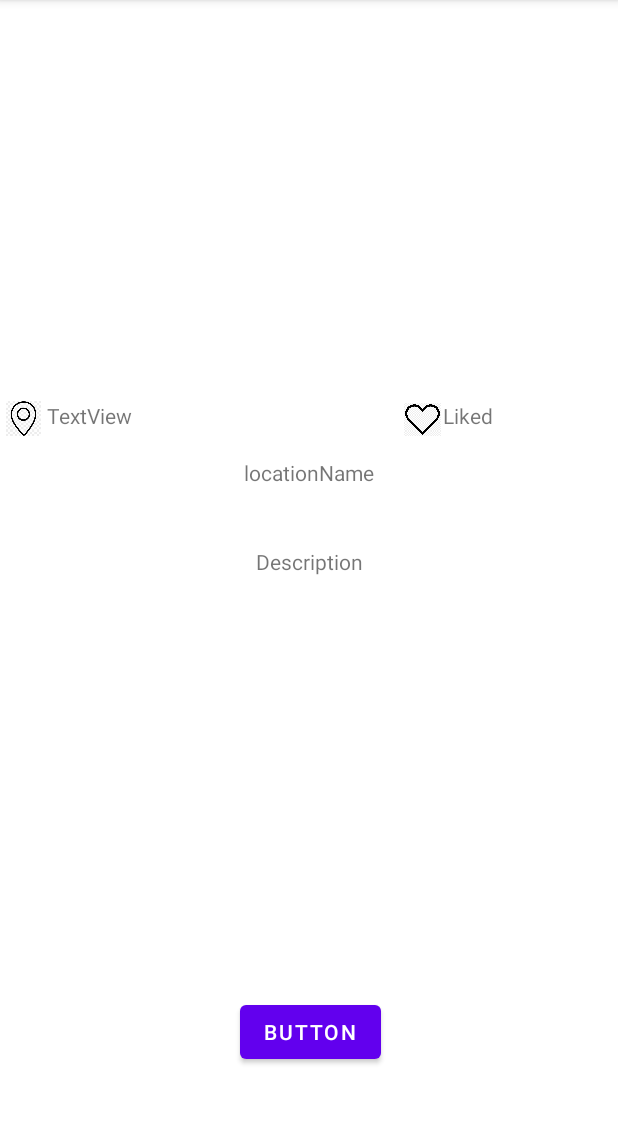
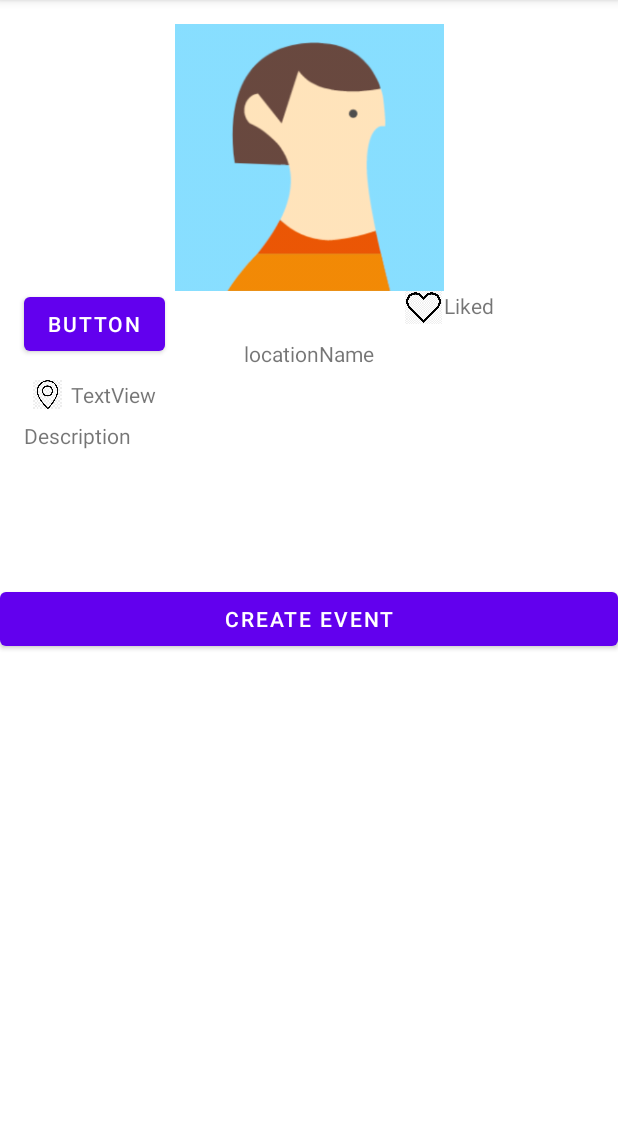
Before and after one commit to niejiayi1998/GoFun, an Android app: the LocationDetailActivity screen opened directly, with no data from a screen before it, on a phone screen of 412 x 824 dp, the part 84-1208 px from its top. Run offline under Robolectric (Android 15) with nearby library versions, the phone set to English and light mode, and no system bars; our stand-ins replace Firebase (no records; nobody signed in at launch, a user with empty details on screens opened directly); 1 statement that could not run was skipped.

Commit message:
Updated Location Detail Activity with firebase

```diff
--- a/app/src/main/java/edu/neu/madcourse/numad22su_team11/LocationDetailActivity.java
+++ b/app/src/main/java/edu/neu/madcourse/numad22su_team11/LocationDetailActivity.java
@@ -30,15 +30,22 @@ import edu.neu.madcourse.numad22su_team11.Model.Location;
 public class LocationDetailActivity extends AppCompatActivity {
 
     private RecyclerView recyclerView;
-    private ImageView locationImg;
-    private TextView locationName;
-    private TextView locationDescription;
-    private TextView locationAddress;
+    private String locationImgUrl;
+    private ImageView iv_locationImg;
+    private String locationName;
+    private TextView tv_locationName;
+    private String locationDescription;
+    private TextView tv_locationDescription;
+    private String locationAddress;
+    private TextView tv_locationAddress;
+    private int locationLiked;
+    private TextView tv_num_liked;
     private String locationId;
     private List<Event> eventList;
 
     FirebaseUser firebaseUser;
-    DatabaseReference databaseReferencer;
+    DatabaseReference eventDatabaseReference;
+    DatabaseReference locationDatabaseReference;
     EventAdapter eventAdapter;
 
     @Override
@@ -49,9 +56,50 @@ public class LocationDetailActivity extends AppCompatActivity {
         recyclerView.setHasFixedSize(true);
         recyclerView.setLayoutManager(new LinearLayoutManager(this));
 
-//        firebaseUser = FirebaseAuth.getInstance().getCurrentUser();
-//        databaseReferencer = FirebaseDatabase.getInstance().getReference("Events");
-//        databaseReferencer.addValueEventListener(new ValueEventListener() {
+        iv_locationImg = findViewById(R.id.iv_location_img);
+        tv_locationName = findViewById(R.id.tv_location_name);
+        tv_locationDescription = findViewById(R.id.tv_description);
+        tv_locationAddress = findViewById(R.id.tv_address);
+        tv_num_liked = findViewById(R.id.tv_num_like);
+
+
+        Bundle bundle = getIntent().getExtras();
+        locationId = bundle.getString("locationId");
+
+        firebaseUser = FirebaseAuth.getInstance().getCurrentUser();
+        locationDatabaseReference = FirebaseDatabase.getInstance().getReference("Locations");
+        locationDatabaseReference.addValueEventListener(new ValueEventListener() {
+            @Override
+            public void onDataChange(@NonNull DataSnapshot snapshot) {
+                for (DataSnapshot dataSnapshot: snapshot.getChildren()){
+                    Location location = dataSnapshot.getValue(Location.class);
+                    if (location.getLocationId().equals(locationId)){
+                        locationName = location.getName();
+                        locationImgUrl = location.getImgUrl();
+                        locationAddress = location.getAddress();
+                        locationDescription = location.getDescription();
+                        locationLiked = location.getNumOfLike();
+                        tv_locationName.setText(locationName);
+                        tv_locationDescription.setText(locationDescription);
+                        tv_locationAddress.setText(locationAddress);
+                        tv_num_liked.setText(String.valueOf(locationLiked));
+                    }
+                }
+            }
+
+            @Override
+            public void onCancelled(@NonNull DatabaseError error) {
+
+            }
+        });
+
+//    tv_locationName.setText(locationName);
+//    tv_locationDescription.setText(locationDescription);
+//    tv_locationAddress.setText(locationAddress);
+//    tv_num_liked.setText(locationLiked);
+
+//        eventDatabaseReference = FirebaseDatabase.getInstance().getReference("Events");
+//        eventDatabaseReference.addValueEventListener(new ValueEventListener() {
 //            @Override
 //            public void onDataChange(@NonNull DataSnapshot snapshot) {
 //                eventList.clear();
--- a/app/src/main/java/edu/neu/madcourse/numad22su_team11/MainSearchActivity.java
+++ b/app/src/main/java/edu/neu/madcourse/numad22su_team11/MainSearchActivity.java
@@ -10,6 +10,7 @@ import android.content.pm.PackageManager;
 import android.location.Address;
 import android.location.Geocoder;
 import android.location.Location;
+//import android.location.LocationRequest;
 import android.os.Bundle;
 import android.os.Looper;
 import android.view.View;
--- a/app/src/main/res/layout/activity_location_detail.xml
+++ b/app/src/main/res/layout/activity_location_detail.xml
@@ -10,8 +10,8 @@
         android:id="@+id/button2"
         android:layout_width="wrap_content"
         android:layout_height="wrap_content"
-        android:layout_marginStart="160dp"
-        android:layout_marginBottom="56dp"
+        android:layout_marginStart="16dp"
+        android:layout_marginBottom="528dp"
         android:onClick="onClick"
         android:text="Button"
         app:layout_constraintBottom_toBottomOf="parent"
@@ -19,57 +19,57 @@
 
     <ImageView
         android:id="@+id/iv_location_img"
-        android:layout_width="265dp"
-        android:layout_height="251dp"
+        android:layout_width="179dp"
+        android:layout_height="178dp"
         android:layout_marginTop="16dp"
         android:layout_marginBottom="32dp"
         app:layout_constraintBottom_toTopOf="@+id/tv_location_name"
         app:layout_constraintEnd_toEndOf="parent"
         app:layout_constraintStart_toStartOf="parent"
         app:layout_constraintTop_toTopOf="parent"
-        tools:srcCompat="@tools:sample/avatars" />
+        tools:srcCompat="@drawable/user_profile_img"
+        android:src="@drawable/user_profile_img"/>
 
     <TextView
         android:id="@+id/tv_location_name"
         android:layout_width="wrap_content"
         android:layout_height="wrap_content"
-        android:layout_marginTop="38dp"
+        android:layout_marginBottom="8dp"
         android:text="locationName"
+        app:layout_constraintBottom_toTopOf="@+id/imageView2"
         app:layout_constraintEnd_toEndOf="parent"
         app:layout_constraintStart_toStartOf="parent"
         app:layout_constraintTop_toBottomOf="@+id/iv_location_img" />
 
-    <androidx.recyclerview.widget.RecyclerView
-        android:id="@+id/rv_event_recyclerview"
-        android:layout_width="415dp"
-        android:layout_height="285dp"
-        app:layout_constraintEnd_toEndOf="parent"
-        app:layout_constraintStart_toStartOf="parent"
-        tools:layout_editor_absoluteY="445dp" />
 
     <ImageView
         android:id="@+id/imageView2"
         android:layout_width="31dp"
-        android:layout_height="23dp"
-        app:layout_constraintTop_toBottomOf="@+id/iv_location_img"
-        app:srcCompat="@drawable/map_pin_icon"
-        tools:layout_editor_absoluteX="73dp" />
+        android:layout_height="0dp"
+        android:layout_marginBottom="8dp"
+        android:foregroundGravity="center_horizontal"
+        app:layout_constraintBottom_toTopOf="@+id/tv_description"
+        app:layout_constraintEnd_toStartOf="@+id/tv_address"
+        app:layout_constraintStart_toStartOf="@id/tv_description"
+        app:layout_constraintTop_toBottomOf="@+id/tv_location_name"
+        app:srcCompat="@drawable/map_pin_icon" />
 
     <TextView
         android:id="@+id/tv_address"
-        android:layout_width="wrap_content"
+        android:layout_width="0dp"
         android:layout_height="wrap_content"
+        android:layout_marginTop="8dp"
+        android:layout_marginBottom="1dp"
         android:text="TextView"
+        app:layout_constraintBottom_toTopOf="@+id/tv_description"
         app:layout_constraintStart_toEndOf="@+id/imageView2"
-        app:layout_constraintTop_toBottomOf="@+id/iv_location_img" />
+        app:layout_constraintTop_toBottomOf="@+id/tv_location_name" />
 
     <ImageView
         android:id="@+id/imageView3"
         android:layout_width="27dp"
         android:layout_height="22dp"
-        android:layout_marginStart="268dp"
-        android:layout_marginTop="1dp"
-        app:layout_constraintStart_toStartOf="parent"
+        app:layout_constraintEnd_toEndOf="@+id/iv_location_img"
         app:layout_constraintTop_toBottomOf="@+id/iv_location_img"
         app:srcCompat="@drawable/like_btn" />
 
@@ -83,12 +83,50 @@
 
     <TextView
         android:id="@+id/tv_description"
-        android:layout_width="wrap_content"
+        android:layout_width="0dp"
         android:layout_height="wrap_content"
-        android:layout_marginTop="40dp"
+        android:layout_marginStart="16dp"
+        android:layout_marginTop="8dp"
+        android:layout_marginEnd="16dp"
+        android:gravity="clip_horizontal|fill|fill_horizontal"
         android:text="Description"
         app:layout_constraintEnd_toEndOf="parent"
+        app:layout_constraintHorizontal_bias="0.0"
         app:layout_constraintStart_toStartOf="parent"
-        app:layout_constraintTop_toBottomOf="@+id/tv_location_name" />
+        app:layout_constraintTop_toBottomOf="@id/tv_address" />
+
+    <ScrollView
+        android:id="@+id/scrollView2"
+        android:layout_width="409dp"
+        android:layout_height="300dp"
+        android:layout_marginTop="4dp"
+        app:layout_constraintBottom_toBottomOf="parent"
+        app:layout_constraintEnd_toEndOf="parent"
+        app:layout_constraintStart_toStartOf="parent"
+        app:layout_constraintTop_toBottomOf="@+id/bt_create_event">
+
+        <androidx.recyclerview.widget.RecyclerView
+            android:id="@+id/rv_event_recyclerview"
+            android:layout_width="match_parent"
+            android:layout_height="match_parent"
+            app:layout_constraintBottom_toBottomOf="parent"
+            app:layout_constraintEnd_toEndOf="parent"
+            app:layout_constraintHorizontal_bias="0.0"
+            app:layout_constraintStart_toStartOf="parent"
+            app:layout_constraintTop_toBottomOf="parent" />
+
+
+    </ScrollView>
+
+    <Button
+        android:id="@+id/bt_create_event"
+        android:layout_width="0dp"
+        android:layout_height="wrap_content"
+        android:layout_marginTop="75dp"
+        android:text="Create Event"
+        app:layout_constraintBottom_toTopOf="@+id/scrollView2"
+        app:layout_constraintEnd_toEndOf="parent"
+        app:layout_constraintStart_toStartOf="parent"
+        app:layout_constraintTop_toBottomOf="@+id/tv_description" />
 
 </androidx.constraintlayout.widget.ConstraintLayout>
--- a/app/src/main/res/layout/activity_start.xml
+++ b/app/src/main/res/layout/activity_start.xml
@@ -86,5 +86,14 @@
         app:layout_constraintStart_toEndOf="@+id/textViewNoAccount"
         app:layout_constraintTop_toBottomOf="@+id/buttonSignIn" />
 
+    <Button
+        android:id="@+id/button4"
+        android:layout_width="wrap_content"
+        android:layout_height="wrap_content"
+        android:onClick="goToJulia"
+        android:text="Button"
+        tools:layout_editor_absoluteX="64dp"
+        tools:layout_editor_absoluteY="641dp" />
+
 
 </androidx.constraintlayout.widget.ConstraintLayout>
```
